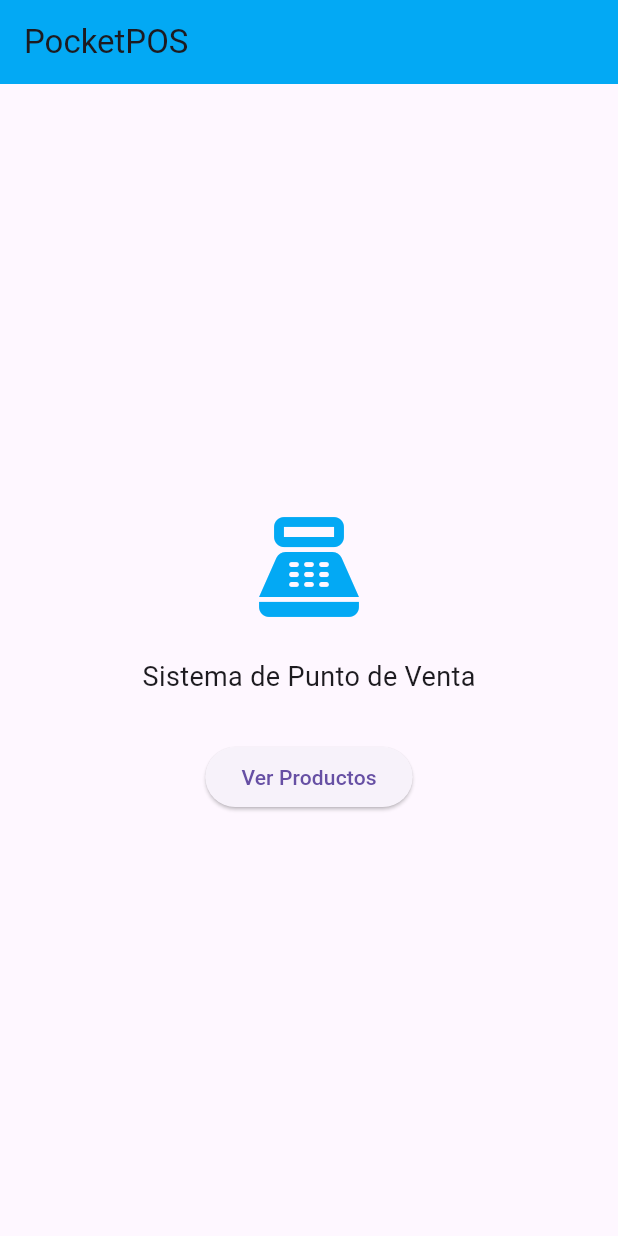
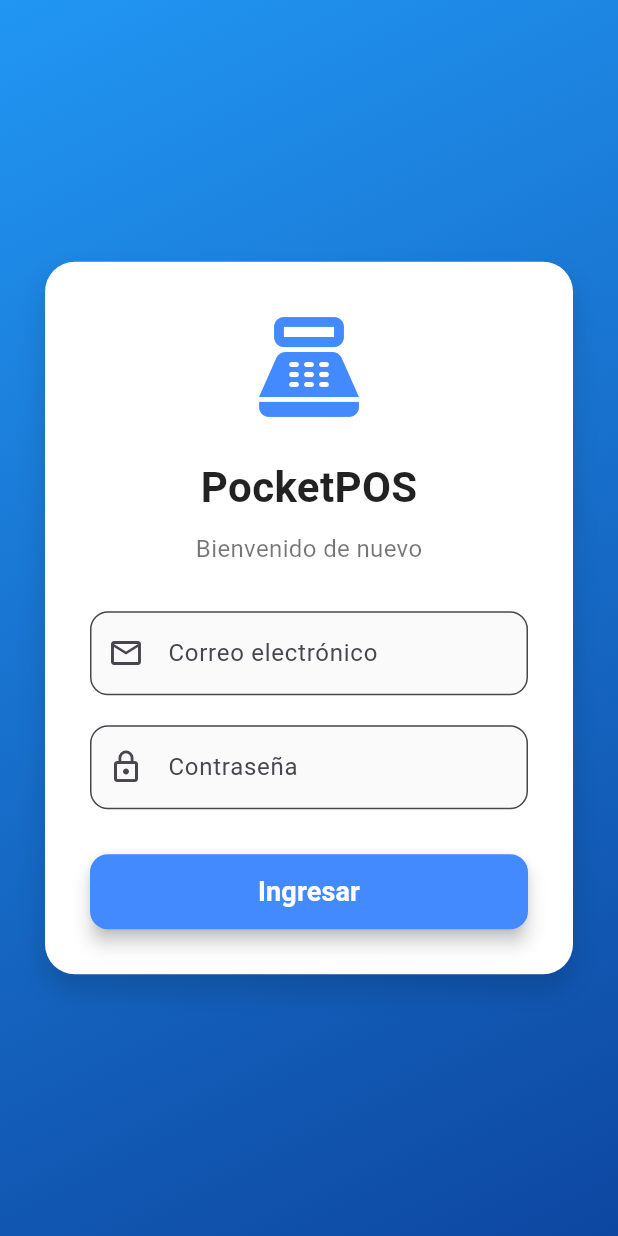
Before and after one commit to JFabian2606/PocketPOS, a Flutter app: the screen it shows after launch, on a phone screen of 412 x 824 dp. Run offline on Flutter 3.47's test engine with Material 3 defaults, Android fonts, the phone set to English and light mode, and no system bars; our stand-ins replace shared_preferences, sqflite; accounts and stored records are empty.

Commit message:
feat: Crear pantalla LoginScreen con campos email y contrasena

```diff
--- a/lib/main.dart
+++ b/lib/main.dart
@@ -1,12 +1,20 @@
 import 'package:flutter/material.dart';
 import 'package:provider/provider.dart';
+import 'package:shared_preferences/shared_preferences.dart';
 import 'package:pocketpos/providers/cart_provider.dart';
 import 'package:pocketpos/screens/screens.dart';
 
-void main() => runApp(const MyApp());
+void main() async {
+  WidgetsFlutterBinding.ensureInitialized();
+  final prefs = await SharedPreferences.getInstance();
+  final isLoggedIn = prefs.getBool('isLoggedIn') ?? false;
+
+  runApp(MyApp(initialRoute: isLoggedIn ? 'home' : 'login'));
+}
 
 class MyApp extends StatelessWidget {
-  const MyApp({super.key});
+  final String initialRoute;
+  const MyApp({super.key, required this.initialRoute});
 
   @override
   Widget build(BuildContext context) {
@@ -15,8 +23,9 @@ class MyApp extends StatelessWidget {
       child: MaterialApp(
         debugShowCheckedModeBanner: false,
         title: 'PocketPOS',
-        initialRoute: 'home',
+        initialRoute: initialRoute,
         routes: {
+          'login': (_) => const LoginScreen(),
           'home': (_) => const HomeScreen(),
           'products': (_) => const ProductsScreen(),
           'product-form': (_) => const ProductFormScreen(),
--- /dev/null
+++ b/lib/screens/login_screen.dart
@@ -0,0 +1,187 @@
+import 'dart:convert';
+import 'package:crypto/crypto.dart';
+import 'package:flutter/material.dart';
+import 'package:shared_preferences/shared_preferences.dart';
+import 'package:pocketpos/db/db_helper.dart';
+
+class LoginScreen extends StatefulWidget {
+  const LoginScreen({super.key});
+
+  @override
+  State<LoginScreen> createState() => _LoginScreenState();
+}
+
+class _LoginScreenState extends State<LoginScreen> {
+  final _emailCtrl = TextEditingController();
+  final _passCtrl = TextEditingController();
+  bool _isLoading = false;
+  String? _errorMsg;
+
+  @override
+  void dispose() {
+    _emailCtrl.dispose();
+    _passCtrl.dispose();
+    super.dispose();
+  }
+
+  Future<void> _login() async {
+    final email = _emailCtrl.text.trim();
+    final pass = _passCtrl.text;
+
+    if (email.isEmpty || pass.isEmpty) {
+      setState(() => _errorMsg = 'Por favor ingresa correo y contraseña');
+      return;
+    }
+
+    setState(() {
+      _isLoading = true;
+      _errorMsg = null;
+    });
+
+    // Hash password with SHA-256 (SCRUM-43)
+    final bytes = utf8.encode(pass);
+    final hash = sha256.convert(bytes).toString();
+
+    final db = DBHelper();
+    final user = await db.authenticateUser(email, hash);
+
+    if (user != null) {
+      // Guardar sesión (SCRUM-44)
+      final prefs = await SharedPreferences.getInstance();
+      await prefs.setBool('isLoggedIn', true);
+      await prefs.setString('userEmail', user['email']);
+      await prefs.setString('userRole', user['role']);
+
+      if (!mounted) return;
+      Navigator.pushReplacementNamed(context, 'home');
+    } else {
+      setState(() {
+        _isLoading = false;
+        _errorMsg = 'Credenciales incorrectas';
+      });
+    }
+  }
+
+  @override
+  Widget build(BuildContext context) {
+    final size = MediaQuery.of(context).size;
+
+    return Scaffold(
+      body: Stack(
+        children: [
+          // Fondo estético
+          Container(
+            decoration: const BoxDecoration(
+              gradient: LinearGradient(
+                colors: [Color(0xFF2196F3), Color(0xFF0D47A1)],
+                begin: Alignment.topLeft,
+                end: Alignment.bottomRight,
+              ),
+            ),
+          ),
+          Center(
+            child: SingleChildScrollView(
+              child: Padding(
+                padding: const EdgeInsets.symmetric(horizontal: 30),
+                child: Container(
+                  width: double.infinity,
+                  constraints: const BoxConstraints(maxWidth: 400),
+                  padding: const EdgeInsets.all(30),
+                  decoration: BoxDecoration(
+                    color: Colors.white,
+                    borderRadius: BorderRadius.circular(20),
+                    boxShadow: [
+                      BoxShadow(
+                        color: Colors.black.withValues(alpha: 0.15),
+                        blurRadius: 15,
+                        offset: const Offset(0, 10),
+                      ),
+                    ],
+                  ),
+                  child: Column(
+                    mainAxisSize: MainAxisSize.min,
+                    children: [
+                      const Icon(Icons.point_of_sale, size: 80, color: Colors.blueAccent),
+                      const SizedBox(height: 20),
+                      const Text(
+                        'PocketPOS',
+                        style: TextStyle(
+                          fontSize: 28,
+                          fontWeight: FontWeight.bold,
+                          color: Colors.black87,
+                        ),
+                      ),
+                      const SizedBox(height: 10),
+                      const Text(
+                        'Bienvenido de nuevo',
+                        style: TextStyle(fontSize: 16, color: Colors.black54),
+                      ),
+                      const SizedBox(height: 30),
+
+                      // Campos de texto (SCRUM-42)
+                      TextField(
+                        controller: _emailCtrl,
+                        keyboardType: TextInputType.emailAddress,
+                        decoration: InputDecoration(
+                          prefixIcon: const Icon(Icons.email_outlined),
+                          labelText: 'Correo electrónico',
+                          border: OutlineInputBorder(
+                            borderRadius: BorderRadius.circular(12),
+                          ),
+                          filled: true,
+                          fillColor: Colors.grey[50],
+                        ),
+                      ),
+                      const SizedBox(height: 20),
+                      TextField(
+                        controller: _passCtrl,
+                        obscureText: true,
+                        decoration: InputDecoration(
+                          prefixIcon: const Icon(Icons.lock_outline),
+                          labelText: 'Contraseña',
+                          border: OutlineInputBorder(
+                            borderRadius: BorderRadius.circular(12),
+                          ),
+                          filled: true,
+                          fillColor: Colors.grey[50],
+                        ),
+                      ),
+                      if (_errorMsg != null) ...[
+                        const SizedBox(height: 15),
+                        Text(_errorMsg!,
+                            style: const TextStyle(color: Colors.red, fontWeight: FontWeight.bold)),
+                      ],
+                      const SizedBox(height: 30),
+
+                      // Botón de ingresar
+                      SizedBox(
+                        width: double.infinity,
+                        height: 50,
+                        child: ElevatedButton(
+                          style: ElevatedButton.styleFrom(
+                            backgroundColor: Colors.blueAccent,
+                            shape: RoundedRectangleBorder(
+                              borderRadius: BorderRadius.circular(12),
+                            ),
+                            elevation: 5,
+                          ),
+                          onPressed: _isLoading ? null : _login,
+                          child: _isLoading
+                              ? const CircularProgressIndicator(color: Colors.white)
+                              : const Text(
+                                  'Ingresar',
+                                  style: TextStyle(fontSize: 18, color: Colors.white, fontWeight: FontWeight.bold),
+                                ),
+                        ),
+                      ),
+                    ],
+                  ),
+                ),
+              ),
+            ),
+          ),
+        ],
+      ),
+    );
+  }
+}
--- a/lib/screens/screens.dart
+++ b/lib/screens/screens.dart
@@ -2,3 +2,4 @@ export 'package:pocketpos/screens/home_screen.dart';
 export 'package:pocketpos/screens/products_screen.dart';
 export 'package:pocketpos/screens/product_form_screen.dart';
 export 'package:pocketpos/screens/cart_screen.dart';
+export 'package:pocketpos/screens/login_screen.dart';
```
